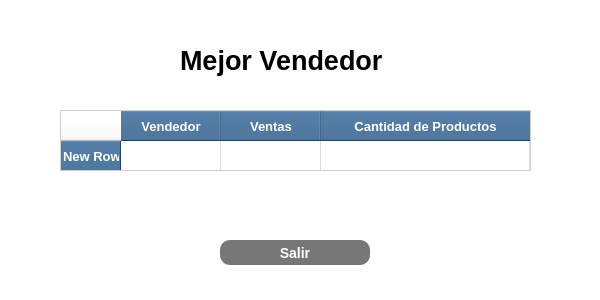
Old version of the form gui/mejor_vendedor.ui in the repository UTN-BDA-2026/repositorio-grupo-BCCG.
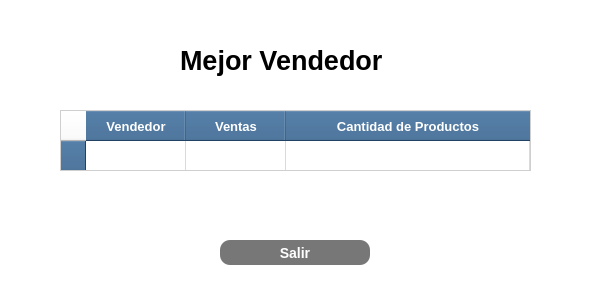
New version of the form.

Commit message: se modificaron las tres pestañas (interfaces) de la parte de ventas a las que puede acceder el administrador para un mejor funcionamiento

Patch:
```diff
--- a/gui/mejor_vendedor.ui
+++ b/gui/mejor_vendedor.ui
@@ -77,7 +77,7 @@
    </attribute>
    <row>
     <property name="text">
-     <string>New Row</string>
+     <string>      </string>
     </property>
    </row>
    <column>
```
The commit also changes 2 other files.
